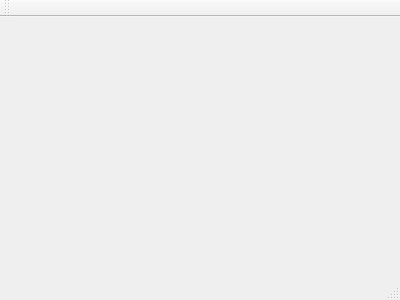
Above: mainwindow.ui from EsdrasTarsis/bxvk-qt before the change. Below: the same form after it.
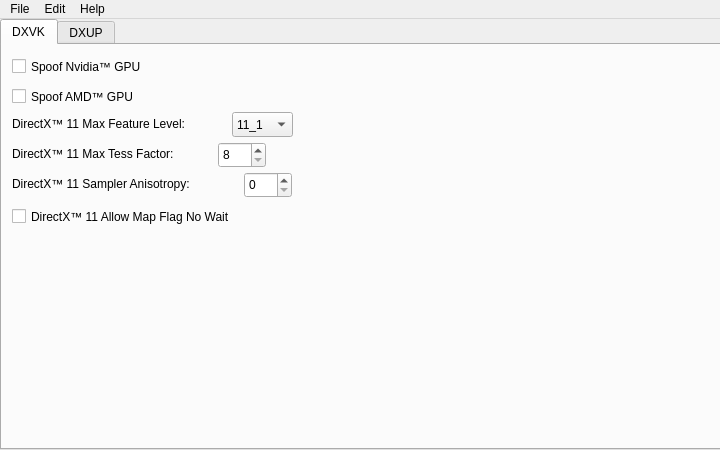
That is the form after the change.

```diff
--- a/mainwindow.ui
+++ b/mainwindow.ui
@@ -1,24 +1,263 @@
 <ui version="4.0">
  <class>MainWindow</class>
- <widget class="QMainWindow" name="MainWindow" >
-  <property name="geometry" >
+ <widget class="QMainWindow" name="MainWindow">
+  <property name="geometry">
    <rect>
     <x>0</x>
     <y>0</y>
-    <width>400</width>
-    <height>300</height>
+    <width>720</width>
+    <height>450</height>
    </rect>
   </property>
-  <property name="windowTitle" >
-   <string>MainWindow</string>
+  <property name="maximumSize">
+   <size>
+    <width>720</width>
+    <height>450</height>
+   </size>
   </property>
-  <widget class="QMenuBar" name="menuBar" />
-  <widget class="QToolBar" name="mainToolBar" />
-  <widget class="QWidget" name="centralWidget" />
-  <widget class="QStatusBar" name="statusBar" />
+  <property name="windowTitle">
+   <string>BXVK</string>
+  </property>
+  <widget class="QWidget" name="centralWidget">
+   <widget class="QTabWidget" name="tabWidget">
+    <property name="enabled">
+     <bool>true</bool>
+    </property>
+    <property name="geometry">
+     <rect>
+      <x>0</x>
+      <y>0</y>
+      <width>721</width>
+      <height>431</height>
+     </rect>
+    </property>
+    <property name="currentIndex">
+     <number>0</number>
+    </property>
+    <widget class="QWidget" name="tab">
+     <attribute name="title">
+      <string>DXVK</string>
+     </attribute>
+     <widget class="QCheckBox" name="checkBox">
+      <property name="geometry">
+       <rect>
+        <x>10</x>
+        <y>10</y>
+        <width>161</width>
+        <height>23</height>
+       </rect>
+      </property>
+      <property name="text">
+       <string>Spoof Nvidia™ GPU</string>
+      </property>
+     </widget>
+     <widget class="QCheckBox" name="checkBox_2">
+      <property name="geometry">
+       <rect>
+        <x>10</x>
+        <y>40</y>
+        <width>151</width>
+        <height>23</height>
+       </rect>
+      </property>
+      <property name="text">
+       <string>Spoof AMD™ GPU</string>
+      </property>
+     </widget>
+     <widget class="QComboBox" name="comboBox">
+      <property name="geometry">
+       <rect>
+        <x>230</x>
+        <y>67</y>
+        <width>61</width>
+        <height>25</height>
+       </rect>
+      </property>
+      <property name="editable">
+       <bool>false</bool>
+      </property>
+      <item>
+       <property name="text">
+        <string>11_1</string>
+       </property>
+      </item>
+      <item>
+       <property name="text">
+        <string>11_0</string>
+       </property>
+      </item>
+      <item>
+       <property name="text">
+        <string>10_1</string>
+       </property>
+      </item>
+      <item>
+       <property name="text">
+        <string>10_0</string>
+       </property>
+      </item>
+      <item>
+       <property name="text">
+        <string>9_3</string>
+       </property>
+      </item>
+      <item>
+       <property name="text">
+        <string>9_2</string>
+       </property>
+      </item>
+      <item>
+       <property name="text">
+        <string>9_1</string>
+       </property>
+      </item>
+     </widget>
+     <widget class="QLabel" name="label">
+      <property name="geometry">
+       <rect>
+        <x>10</x>
+        <y>70</y>
+        <width>221</width>
+        <height>17</height>
+       </rect>
+      </property>
+      <property name="text">
+       <string>DirectX™ 11 Max Feature Level: </string>
+      </property>
+     </widget>
+     <widget class="QLabel" name="label_2">
+      <property name="geometry">
+       <rect>
+        <x>10</x>
+        <y>100</y>
+        <width>201</width>
+        <height>17</height>
+       </rect>
+      </property>
+      <property name="text">
+       <string>DirectX™ 11 Max Tess Factor: </string>
+      </property>
+     </widget>
+     <widget class="QSpinBox" name="spinBox">
+      <property name="geometry">
+       <rect>
+        <x>216</x>
+        <y>97</y>
+        <width>48</width>
+        <height>26</height>
+       </rect>
+      </property>
+      <property name="suffix">
+       <string/>
+      </property>
+      <property name="minimum">
+       <number>8</number>
+      </property>
+      <property name="maximum">
+       <number>64</number>
+      </property>
+     </widget>
+     <widget class="QLabel" name="label_3">
+      <property name="geometry">
+       <rect>
+        <x>10</x>
+        <y>130</y>
+        <width>231</width>
+        <height>17</height>
+       </rect>
+      </property>
+      <property name="text">
+       <string>DirectX™ 11 Sampler Anisotropy: </string>
+      </property>
+     </widget>
+     <widget class="QSpinBox" name="spinBox_2">
+      <property name="geometry">
+       <rect>
+        <x>242</x>
+        <y>127</y>
+        <width>48</width>
+        <height>26</height>
+       </rect>
+      </property>
+      <property name="maximum">
+       <number>16</number>
+      </property>
+     </widget>
+     <widget class="QCheckBox" name="checkBox_3">
+      <property name="geometry">
+       <rect>
+        <x>10</x>
+        <y>160</y>
+        <width>271</width>
+        <height>23</height>
+       </rect>
+      </property>
+      <property name="text">
+       <string>DirectX™ 11 Allow Map Flag No Wait</string>
+      </property>
+     </widget>
+    </widget>
+    <widget class="QWidget" name="tab_2">
+     <attribute name="title">
+      <string>DXUP</string>
+     </attribute>
+    </widget>
+   </widget>
+  </widget>
+  <widget class="QMenuBar" name="menuBar">
+   <property name="geometry">
+    <rect>
+     <x>0</x>
+     <y>0</y>
+     <width>720</width>
+     <height>22</height>
+    </rect>
+   </property>
+   <widget class="QMenu" name="menuTest">
+    <property name="title">
+     <string>File</string>
+    </property>
+    <addaction name="actionSave"/>
+    <addaction name="actionLoad"/>
+    <addaction name="actionExit"/>
+   </widget>
+   <widget class="QMenu" name="menuEdit">
+    <property name="title">
+     <string>Edit</string>
+    </property>
+   </widget>
+   <widget class="QMenu" name="menuHelp">
+    <property name="title">
+     <string>Help</string>
+    </property>
+    <addaction name="actionAbout"/>
+   </widget>
+   <addaction name="menuTest"/>
+   <addaction name="menuEdit"/>
+   <addaction name="menuHelp"/>
+  </widget>
+  <action name="actionAbout">
+   <property name="text">
+    <string>About</string>
+   </property>
+  </action>
+  <action name="actionSave">
+   <property name="text">
+    <string>Save</string>
+   </property>
+  </action>
+  <action name="actionLoad">
+   <property name="text">
+    <string>Load</string>
+   </property>
+  </action>
+  <action name="actionExit">
+   <property name="text">
+    <string>Exit</string>
+   </property>
+  </action>
  </widget>
- <layoutDefault spacing="6" margin="11" />
- <pixmapfunction></pixmapfunction>
+ <layoutdefault spacing="6" margin="11"/>
  <resources/>
  <connections/>
 </ui>
```
Left out of the diff: 1 changed line with no effect on the pictures.
